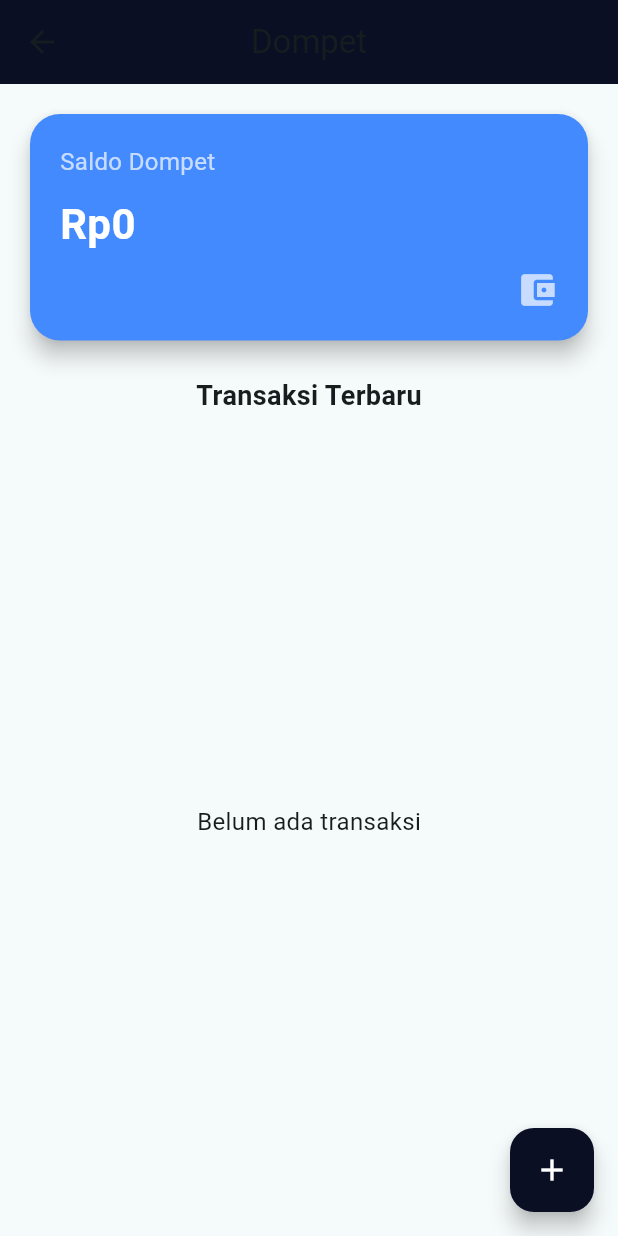
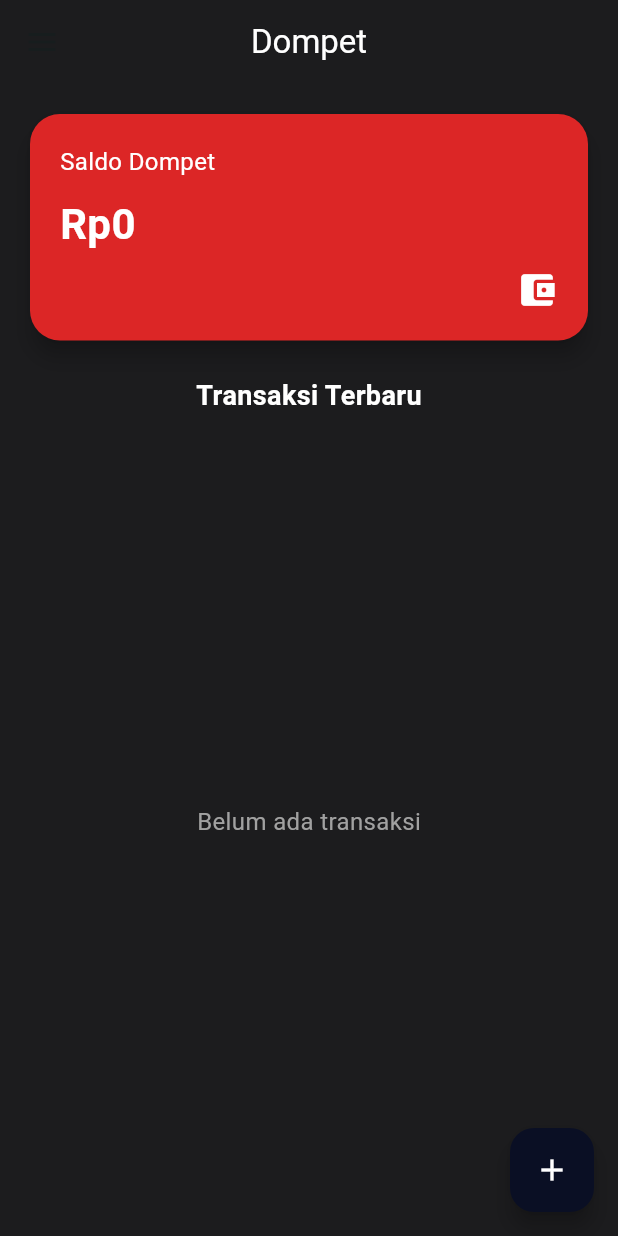
Before and after one commit to raulinsightslab/fintrack, a Flutter app: the DashboardPage screen opened by its route, on a phone screen of 412 x 824 dp. Run offline on Flutter 3.47's test engine with Material 3 defaults, Android fonts, the phone set to English and light mode, and no system bars; our stand-ins replace fl_chart, lottie, shared_preferences, sqflite; accounts and stored records are empty.

Commit message:
selesai (minor revision)

```diff
--- a/lib/main.dart
+++ b/lib/main.dart
@@ -29,6 +29,7 @@ class MyApp extends StatelessWidget {
   @override
   Widget build(BuildContext context) {
     return MaterialApp(
+      debugShowCheckedModeBanner: false,
       title: 'FinTrack - Pencatatan Keuangan',
       theme: ThemeData(
         primarySwatch: Colors.blue,
--- a/lib/utils/app_color.dart
+++ b/lib/utils/app_color.dart
@@ -10,4 +10,7 @@ class AppColor {
   static const Color expense = Color(0xFFFF3B30);
   static const Color income = Color(0xFF007AFF);
   static const Color button = Color(0xFFFF453A);
+
+  static const Color kartuSaldo = Color(0xFFDC2626);
+  static const Color transaksi = Color(0xFF111111);
 }
--- a/lib/views/dashboard.dart
+++ b/lib/views/dashboard.dart
@@ -1,5 +1,7 @@
 import 'package:fintrack/model/transaksi.dart';
 import 'package:fintrack/sqflite/db_helper.dart';
+import 'package:fintrack/utils/app_color.dart';
+import 'package:fintrack/widget/drawer.dart';
 import 'package:flutter/material.dart';
 import 'package:intl/intl.dart';
 
@@ -14,7 +16,7 @@ class DashboardPage extends StatefulWidget {
 class _DashboardPageState extends State<DashboardPage> {
   List<TransactionModel> transaksiList = [];
   double totalSaldo = 0;
-  int currentUserId = 1; // Ganti dengan ID user yang login
+  int currentUserId = 1;
 
   final formatCurrency = NumberFormat.currency(
     locale: 'id_ID',
@@ -43,10 +45,12 @@ class _DashboardPageState extends State<DashboardPage> {
   @override
   Widget build(BuildContext context) {
     return Scaffold(
+      backgroundColor: AppColor.background,
+      drawer: AppDrawer(),
       appBar: AppBar(
-        title: const Text("Dompet"),
+        title: Text("Dompet", style: TextStyle(color: AppColor.textPrimary)),
         centerTitle: true,
-        backgroundColor: const Color(0xFF0A0F24),
+        backgroundColor: AppColor.background,
       ),
       body: Padding(
         padding: const EdgeInsets.all(16.0),
@@ -58,21 +62,24 @@ class _DashboardPageState extends State<DashboardPage> {
               shape: RoundedRectangleBorder(
                 borderRadius: BorderRadius.circular(20),
               ),
-              color: Colors.blueAccent,
+              color: AppColor.kartuSaldo,
               child: Padding(
-                padding: const EdgeInsets.all(20),
+                padding: EdgeInsets.all(20),
                 child: Column(
                   crossAxisAlignment: CrossAxisAlignment.start,
                   children: [
-                    const Text(
+                    Text(
                       "Saldo Dompet",
-                      style: TextStyle(color: Colors.white70, fontSize: 16),
+                      style: TextStyle(
+                        color: AppColor.textPrimary,
+                        fontSize: 16,
+                      ),
                     ),
-                    const SizedBox(height: 10),
+                    SizedBox(height: 10),
                     Text(
                       formatCurrency.format(totalSaldo),
-                      style: const TextStyle(
-                        color: Colors.white,
+                      style: TextStyle(
+                        color: AppColor.textPrimary,
                         fontSize: 28,
                         fontWeight: FontWeight.bold,
                       ),
@@ -83,7 +90,7 @@ class _DashboardPageState extends State<DashboardPage> {
                       children: const [
                         Icon(
                           Icons.account_balance_wallet,
-                          color: Colors.white70,
+                          color: AppColor.textPrimary,
                           size: 28,
                         ),
                       ],
@@ -97,16 +104,23 @@ class _DashboardPageState extends State<DashboardPage> {
             // RIWAYAT TRANSAKSI TERBARU
             const Text(
               "Transaksi Terbaru",
-              style: TextStyle(fontSize: 18, fontWeight: FontWeight.bold),
+              style: TextStyle(
+                fontSize: 18,
+                fontWeight: FontWeight.bold,
+                color: AppColor.textPrimary,
+              ),
             ),
             const SizedBox(height: 10),
 
             Expanded(
               child: transaksiList.isEmpty
-                  ? const Center(
+                  ? Center(
                       child: Text(
                         "Belum ada transaksi",
-                        style: TextStyle(fontSize: 16),
+                        style: TextStyle(
+                          fontSize: 16,
+                          color: AppColor.textSecondary,
+                        ),
                       ),
                     )
                   : ListView.builder(
@@ -114,28 +128,35 @@ class _DashboardPageState extends State<DashboardPage> {
                       itemBuilder: (context, index) {
                         final transaction = transaksiList[index];
                         return Card(
+                          color: AppColor.surface,
                           margin: const EdgeInsets.symmetric(vertical: 4),
                           child: ListTile(
                             leading: Icon(
                               transaction.type == "Pemasukan"
-                                  ? Icons.arrow_downward
-                                  : Icons.arrow_upward,
+                                  // ? Icons.arrow_downward
+                                  ? Icons.arrow_upward
+                                  : Icons.arrow_downward,
+                              // : Icons.arrow_upward,
                               color: transaction.type == "Pemasukan"
-                                  ? Colors.green
-                                  : Colors.red,
+                                  ? AppColor.income
+                                  : AppColor.expense,
                             ),
-                            title: Text(transaction.note),
+                            title: Text(
+                              transaction.note,
+                              style: TextStyle(color: AppColor.textPrimary),
+                            ),
                             subtitle: Text(
                               DateFormat(
                                 'dd MMM yyyy',
                               ).format(transaction.date),
+                              style: TextStyle(color: AppColor.textSecondary),
                             ),
                             trailing: Text(
                               formatCurrency.format(transaction.amount),
                               style: TextStyle(
                                 color: transaction.type == "Pemasukan"
-                                    ? Colors.green
-                                    : Colors.red,
+                                    ? AppColor.income
+                                    : AppColor.expense,
                                 fontWeight: FontWeight.bold,
                               ),
                             ),
@@ -152,7 +173,7 @@ class _DashboardPageState extends State<DashboardPage> {
           Navigator.pushNamed(context, '/add_page').then((_) => _loadData());
         },
         backgroundColor: const Color(0xFF0A0F24),
-        child: const Icon(Icons.add, color: Colors.white),
+        child: Icon(Icons.add, color: AppColor.textPrimary),
       ),
     );
   }
--- a/lib/views/login.dart
+++ b/lib/views/login.dart
@@ -45,7 +45,7 @@ class _LoginPageState extends State<LoginPage> {
               const SizedBox(height: 8),
               // Subtitle
               Text(
-                "Track Money,\nShape Your Future",
+                "Track Money\nShape Your Future",
                 textAlign: TextAlign.center,
                 style: TextStyle(fontSize: 16, color: AppColor.textPrimary),
               ),
--- a/lib/views/rekap.dart
+++ b/lib/views/rekap.dart
@@ -100,8 +100,10 @@ class _RekapPageState extends State<RekapPage> {
                         return ListTile(
                           leading: Icon(
                             t.type == "Pemasukan"
-                                ? Icons.arrow_downward
-                                : Icons.arrow_upward,
+                                // ? Icons.arrow_downward
+                                // : Icons.arrow_upward,
+                                ? Icons.arrow_upward
+                                : Icons.arrow_downward,
                             color: t.type == "Pemasukan"
                                 ? Colors.green
                                 : Colors.red,
```
Also changed, not shown: lib/splash_screen/splash.dart (+14 -4 lines), lib/views/edit.dart (+6 -2 lines), lib/views/register.dart (+10 -7 lines), lib/views/tambah.dart (+7 -2 lines), lib/widget/drawer.dart (added, +42 -0 lines).
